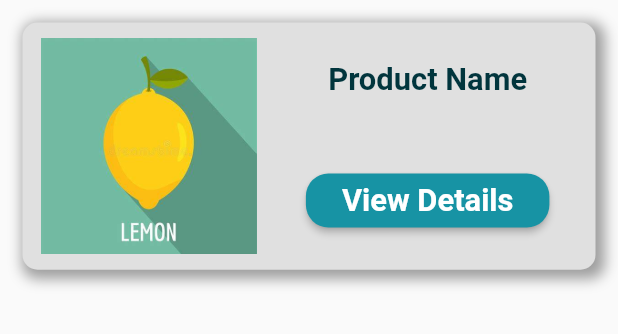
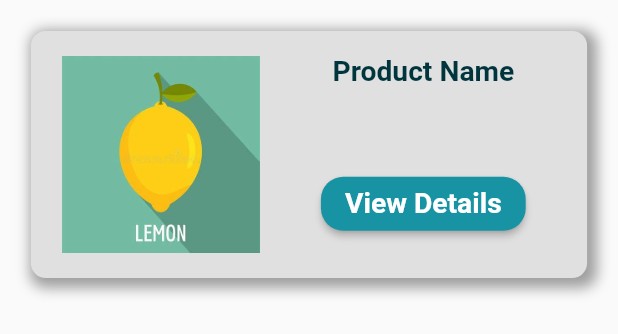
Before and after one commit to divyakekade/WCE-Support, a Flutter app: the ProductCard widget shown alone on an empty page, opened directly, on a phone screen of 412 x 824 dp. Shown: the top 334 px of the screen. Run offline on Flutter 3.47's test engine with Material 2 defaults, Android fonts, the phone set to English and light mode, and no system bars; our stand-ins replace flutter_inset_box_shadow; missing offline and left inert: dart:ffi, shadows.

Commit message:
final commit

```diff
--- a/lib/widgets/ProductCard.dart
+++ b/lib/widgets/ProductCard.dart
@@ -13,13 +13,13 @@ class ProductCard extends StatelessWidget implements PreferredSizeWidget {
   final String productname;
 
   Widget build(BuildContext context) {
-    double heightc = MediaQuery.of(context).size.width * 0.05;
-    double imgh = MediaQuery.of(context).size.width * 0.35;
+    double widthc = MediaQuery.of(context).size.width * 0.05;
+    double imgh = MediaQuery.of(context).size.height * 0.16;
     double hc = MediaQuery.of(context).size.height * 0.20;
       return Container(
         height: hc,
-        margin: EdgeInsets.all(15),
-        padding: EdgeInsets.symmetric(horizontal: 10),
+        margin: EdgeInsets.all(widthc),
+        padding: EdgeInsets.symmetric(horizontal: widthc),
         decoration: BoxDecoration(
           color: grey_color,
 
@@ -38,39 +38,36 @@ class ProductCard extends StatelessWidget implements PreferredSizeWidget {
           children: [
             //iamge
             Container(
-              width: imgh,
               height: imgh,
               decoration: BoxDecoration(
                 borderRadius: BorderRadius.all(Radius.circular(8.0)),
 
               ),
-              margin: const EdgeInsets.all(2),
+
               child: const Image(
                 image: AssetImage('assets/lem.jpg'),
               ),
 
             ),
-            SizedBox(width: 10),
+            SizedBox(width: widthc),
             Expanded(
-              child: Padding(
-                padding: const EdgeInsets.all(2.0),
+
+                child: Container(
+                  height: imgh,
                   child: Column(
                     children: [
-                    SizedBox(height: heightc/2),
                       Container(
-                       margin: EdgeInsets.all(heightc/3),
-                       padding: EdgeInsets.all(heightc/3),
                         child: Text(productname,
                              style: TextStyle(
-                             fontSize: heightc,
+                               fontSize: imgh/7,/////////////////
                                color: heading_color,
                                fontWeight: FontWeight.bold,
                              ),
                           ),
                        ),
-                    SizedBox(height: heightc/2),
+                    SizedBox(height: imgh/2.5,),
                     Container(
-                  margin: EdgeInsets.only(top: heightc, bottom: heightc/3),
+
                     child: ElevatedButton(
                         onPressed: () {
                           print("name");
@@ -83,10 +80,10 @@ class ProductCard extends StatelessWidget implements PreferredSizeWidget {
                         ),
                         style: ElevatedButton.styleFrom(
                           backgroundColor: primaryColor,
-                        textStyle: TextStyle(fontSize: heightc),
+                          textStyle: TextStyle(fontSize: imgh/7),/////////////
                           shape: const RoundedRectangleBorder(
                               borderRadius: BorderRadius.all(Radius.circular(15.0))),
-                        padding: const EdgeInsets.symmetric(horizontal: 24, vertical: 5),
+                        //  padding: const EdgeInsets.symmetric(horizontal: 24, vertical: 5),
                         ),
                       ),
                   ),
@@ -95,6 +92,7 @@ class ProductCard extends StatelessWidget implements PreferredSizeWidget {
                   ),
                 ),
               ),
+
           ],
         )
       );
```
Also changed, not shown: lib/screens/BuyProducts.dart (+4 -6 lines), lib/screens/LoginPage.dart (+6 -5 lines), lib/screens/SigninPage.dart (+46 -71 lines). Lines whose indentation alone changed are shown as unchanged.
